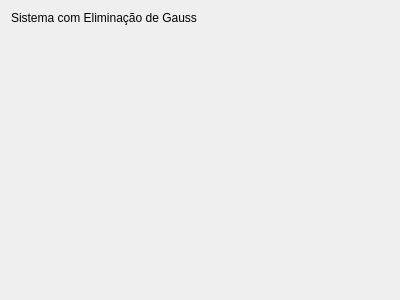
Old version of the form Algebra/Matrix01/gauss_tab.ui in the repository RicardoBusta/Doutorado.
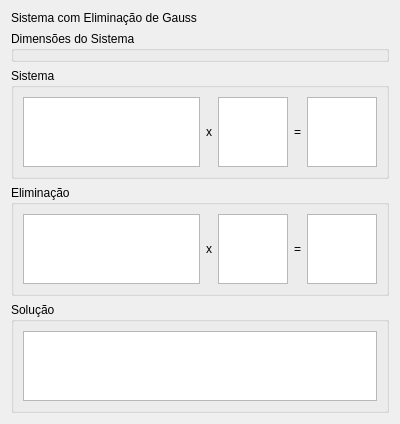
New version of the form.

Commit message: Terminando as interfaces dos outros trabalhos.

Diff of the .ui file:
```diff
--- a/Algebra/Matrix01/gauss_tab.ui
+++ b/Algebra/Matrix01/gauss_tab.ui
@@ -13,7 +13,7 @@
   <property name="windowTitle">
    <string>Form</string>
   </property>
-  <layout class="QVBoxLayout" name="verticalLayout">
+  <layout class="QVBoxLayout" name="verticalLayout" stretch="0,0,10,10,1">
    <item>
     <widget class="QLabel" name="label">
      <property name="text">
@@ -22,17 +22,87 @@
     </widget>
    </item>
    <item>
-    <spacer name="verticalSpacer">
-     <property name="orientation">
-      <enum>Qt::Vertical</enum>
+    <widget class="QGroupBox" name="groupBox">
+     <property name="title">
+      <string>Dimensões do Sistema</string>
      </property>
-     <property name="sizeHint" stdset="0">
-      <size>
-       <width>20</width>
-       <height>40</height>
-      </size>
+    </widget>
+   </item>
+   <item>
+    <widget class="QGroupBox" name="groupBox_2">
+     <property name="title">
+      <string>Sistema</string>
      </property>
-    </spacer>
+     <layout class="QHBoxLayout" name="horizontalLayout" stretch="10,0,1,0,1">
+      <item>
+       <widget class="QTableWidget" name="tableWidget"/>
+      </item>
+      <item>
+       <widget class="QLabel" name="label_3">
+        <property name="text">
+         <string>x</string>
+        </property>
+       </widget>
+      </item>
+      <item>
+       <widget class="QTableWidget" name="tableWidget_2"/>
+      </item>
+      <item>
+       <widget class="QLabel" name="label_2">
+        <property name="text">
+         <string>=</string>
+        </property>
+       </widget>
+      </item>
+      <item>
+       <widget class="QTableWidget" name="tableWidget_3"/>
+      </item>
+     </layout>
+    </widget>
+   </item>
+   <item>
+    <widget class="QGroupBox" name="groupBox_4">
+     <property name="title">
+      <string>Eliminação</string>
+     </property>
+     <layout class="QHBoxLayout" name="horizontalLayout_2" stretch="10,0,1,0,1">
+      <item>
+       <widget class="QTableWidget" name="tableWidget_4"/>
+      </item>
+      <item>
+       <widget class="QLabel" name="label_4">
+        <property name="text">
+         <string>x</string>
+        </property>
+       </widget>
+      </item>
+      <item>
+       <widget class="QTableWidget" name="tableWidget_6"/>
+      </item>
+      <item>
+       <widget class="QLabel" name="label_5">
+        <property name="text">
+         <string>=</string>
+        </property>
+       </widget>
+      </item>
+      <item>
+       <widget class="QTableWidget" name="tableWidget_5"/>
+      </item>
+     </layout>
+    </widget>
+   </item>
+   <item>
+    <widget class="QGroupBox" name="groupBox_3">
+     <property name="title">
+      <string>Solução</string>
+     </property>
+     <layout class="QVBoxLayout" name="verticalLayout_2">
+      <item>
+       <widget class="QListWidget" name="listWidget"/>
+      </item>
+     </layout>
+    </widget>
    </item>
   </layout>
  </widget>
```
The commit also changes 5 other files.
